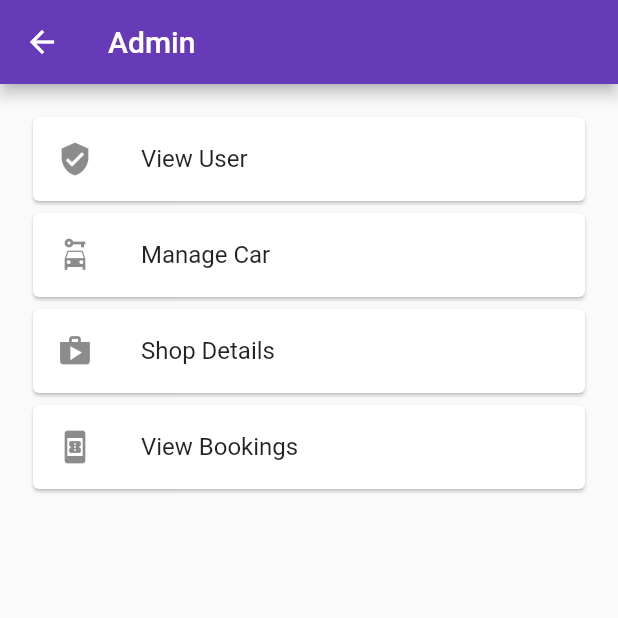
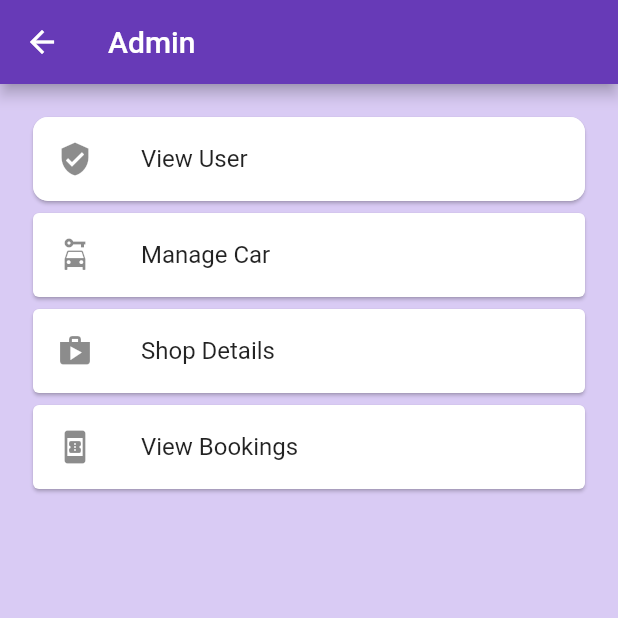
Before and after one commit to MS-Somaraj/carrus_new, a Flutter app: the Admin screen opened directly, on a phone screen of 412 x 824 dp, the top half of it. Run offline on Flutter 3.47's test engine with Material 2 defaults, Android fonts, the phone set to English and light mode, and no system bars; our stand-ins replace carousel_slider, connectivity_plus, equatable, flutter_bloc, fluttertoast, group_radio_button and 1 more; accounts and stored records are empty.

```diff
--- a/lib/ui/admin/adminPage.dart
+++ b/lib/ui/admin/adminPage.dart
@@ -20,17 +20,24 @@ class _AdminState extends State<Admin> {
         title: Text("Admin"),
 
       ),
-      body: Padding(
-        padding: const EdgeInsets.all(18.0),
-        child: Container(
-          height: MediaQuery.of(context).size.height,
-          width: MediaQuery.of(context).size.width,
-          child: SingleChildScrollView(
+      body: Container(
+        decoration: new BoxDecoration(
+          color: Color(0xD8D3C2F3),
+        ),
+        height: MediaQuery.of(context).size.height,
+        width: MediaQuery.of(context).size.width,
+        child: SingleChildScrollView(
+          child: Padding(
+            padding: const EdgeInsets.all(18.0),
             child: ListView(
               scrollDirection: Axis.vertical,
               shrinkWrap: true,
               children:[
                 Card(
+                  shape: RoundedRectangleBorder(
+                    side: BorderSide(color: Colors.white70, width: 1),
+                    borderRadius: BorderRadius.circular(10),
+                  ),
                   child: ListTile(
                     leading: Icon(Icons.verified_user),
                     title: Text('View User'),
```
Also changed, not shown: lib/ui/admin/manageCar.dart (+7 -4 lines), lib/ui/admin/shopDetails.dart (+7 -4 lines), lib/ui/admin/viewBookings.dart (+7 -4 lines), lib/ui/admin/viewUser.dart (+7 -4 lines).
